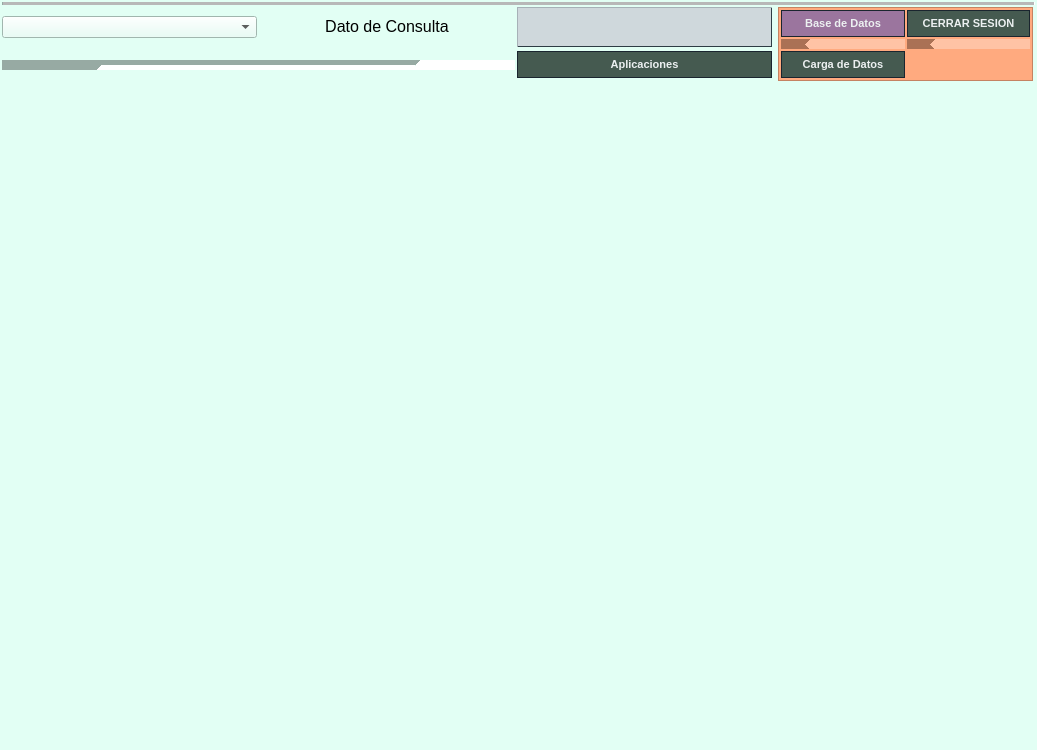
First picture: the form in ui/AplicacionPrincipal.ui, repository Musthia/base-deposito, before the edit.
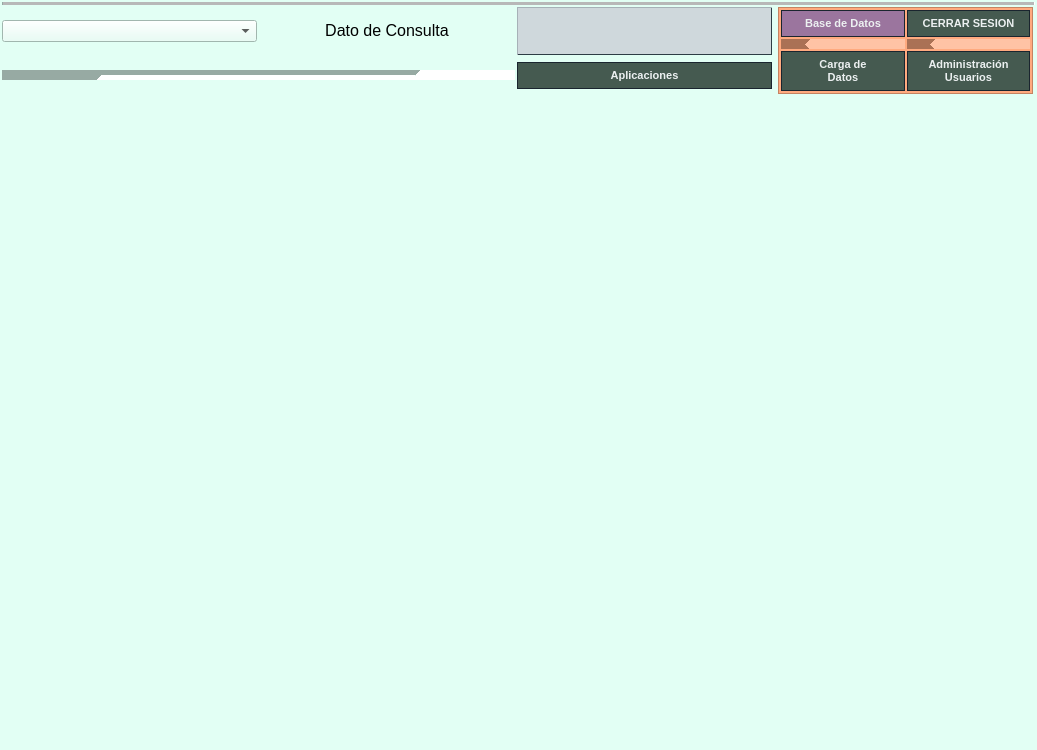
Second picture: the form after the edit. Icons and pictures are not drawn.

Commit message: ventana de usuario y boton de administracion terminado

```diff
--- a/ui/AplicacionPrincipal.ui
+++ b/ui/AplicacionPrincipal.ui
@@ -966,7 +966,8 @@
 }</string>
          </property>
          <property name="text">
-          <string>Carga de Datos</string>
+          <string>Carga de 
+Datos</string>
          </property>
         </widget>
        </item>
@@ -1028,6 +1029,43 @@
          </property>
         </widget>
        </item>
+       <item row="2" column="1">
+        <widget class="QPushButton" name="boton_adm_usuar">
+         <property name="cursor">
+          <cursorShape>PointingHandCursor</cursorShape>
+         </property>
+         <property name="toolTip">
+          <string>&lt;html&gt;&lt;head/&gt;&lt;body&gt;&lt;p align=&quot;center&quot;&gt;MANEJO&lt;br/&gt;DE&lt;br/&gt;USUARIOS&lt;/p&gt;&lt;/body&gt;&lt;/html&gt;</string>
+         </property>
+         <property name="styleSheet">
+          <string notr="true">QPushButton {
+    background-color: #455a50;
+    color: #ecf0f1;
+    border: 1px solid #1a252f;
+ 
+    padding: 6px 12px;
+    font-weight: bold;
+    font-size: 11px;
+}
+QPushButton:hover {
+    background-color: #546e7a;     /* tono más claro al pasar el mouse */
+}
+QPushButton:pressed {
+    background-color: #2e4053;     /* más oscuro al presionar */
+    border: 2px solid #1a252f;
+}
+QPushButton:disabled {
+    background-color: #a7b0b5;
+    color: #dfe4e8;
+    border: 1px solid #95a5a6;
+}</string>
+         </property>
+         <property name="text">
+          <string>Administración 
+Usuarios</string>
+         </property>
+        </widget>
+       </item>
       </layout>
      </widget>
     </item>
```
The commit also changes 10 other files.
